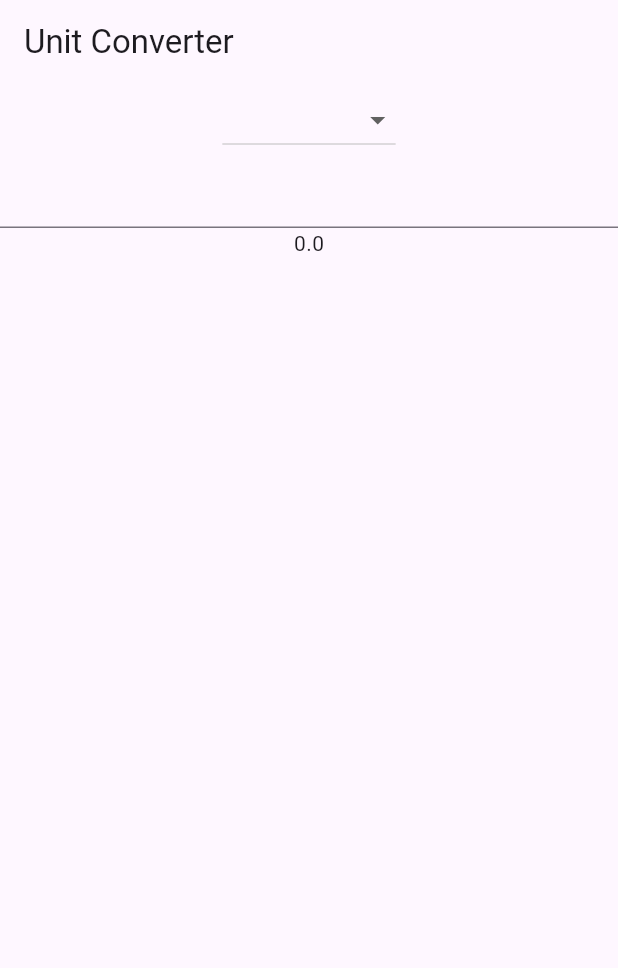
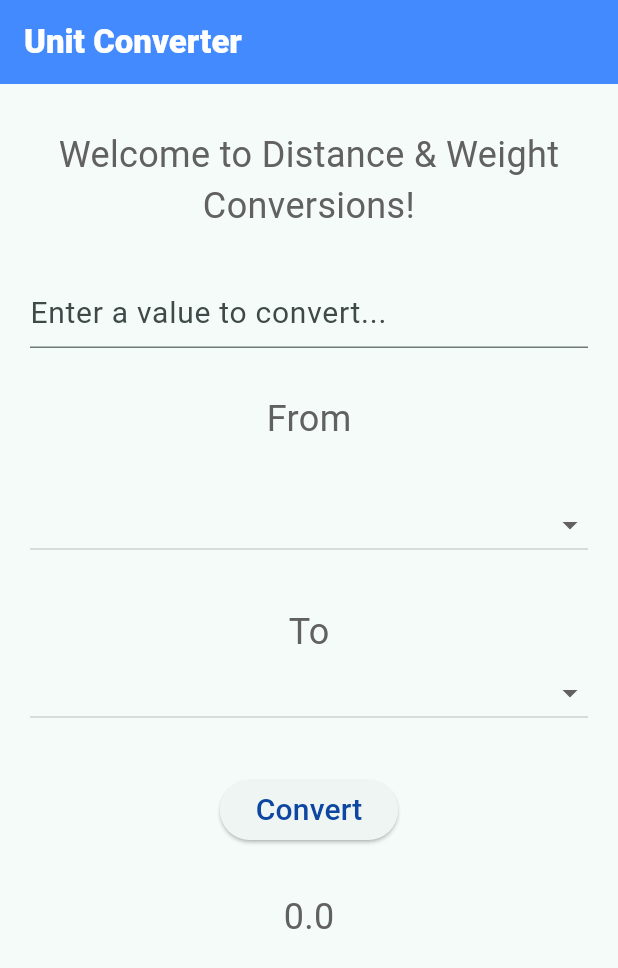
Before and after one commit to khambley/unit_converter_flutter_app, a Flutter app: the screen it shows after launch, on a phone screen of 412 x 824 dp. Shown: the top 968 px of the screen. Run offline on Flutter 3.47's test engine with Material 3 defaults, Android fonts, the phone set to English and light mode, and no system bars.

Commit message:
Finished UI layout

```diff
--- a/lib/main.dart
+++ b/lib/main.dart
@@ -9,7 +9,7 @@ class MyApp extends StatefulWidget {
 }
 class MyAppState extends State<MyApp> {
   String? _startMeasure; //will contain the selected value from the dropdownbutton
-
+  String? _convertedMeasure;
   final List<String> _measures = [
     'meters',
     'kilometers',
@@ -27,18 +27,75 @@ class MyAppState extends State<MyApp> {
     super.initState();
   }
   Widget build(BuildContext context) {
+
+    // Style widget for TextFields, DropdownButtons, and Button
+    final TextStyle inputStyle = TextStyle(
+      fontSize: 20,
+      color: Colors.blue[900]
+    );
+
+    // Style widget for Text
+    final TextStyle labelStyle = TextStyle(
+      fontSize: 24,
+      color: Colors.grey[700]
+    );
+
     return MaterialApp(
       title: 'Unit Converter',
+      theme: ThemeData(
+        colorScheme: ColorScheme.fromSeed(seedColor: Colors.teal),
+      ),
       home: Scaffold(
       appBar: AppBar(
-          title: Text('Unit Converter'),
+          title: const Text('Unit Converter',
+          style: TextStyle(
+            color: Colors.white,
+            fontWeight: FontWeight.w900,
+          )),
+          backgroundColor: Colors.blueAccent,
       ),
 
-      body: Center(
+      body: Container(
+        padding: EdgeInsets.symmetric(horizontal: 20.0),
+          child: SingleChildScrollView(
             child: Column(
               children: [
+                  const SizedBox(height: 30),
+
+                  Text(
+                    'Welcome to Distance & Weight Conversions!',
+                    style: labelStyle,
+                    textAlign: TextAlign.center,
+                  ),
+
+                  const SizedBox(height: 30),
+
+                  TextField(
+                    style: inputStyle,
+                    decoration: const InputDecoration(
+                      hintText: "Enter a value to convert..."
+                    ),
+                    onChanged: (text) {
+                      var rv = double.tryParse(text);
+                      if (rv != null) {
+                        setState(() {
+                          _numberForm = rv;
+                        });
+                      }
+                    }
+                  ),
+
+                  const SizedBox(height: 30),
+
+                  Text(
+                    'From',
+                    style: labelStyle,
+                  ),
+
+                  const SizedBox(height: 30),
 
                   DropdownButton (
+                    isExpanded: true,
                     items: _measures.map((String? value)
                     {
                       return DropdownMenuItem<String> (
@@ -54,21 +111,46 @@ class MyAppState extends State<MyApp> {
                     value: _startMeasure, //needs this to read the selected value
                   ),
 
-            TextField(
-            onChanged: (text) {
-              var rv = double.tryParse(text);
-              if (rv != null) {
-                setState(() {
-                  _numberForm = rv;
-                });
-              }
-            }
+                  const SizedBox(height: 30),
+                  Text(
+                    'To',
+                    style: labelStyle,
                   ),
 
-          Text(_numberForm.toString())
-          ],)
+                  DropdownButton (
+                    isExpanded: true,
+                    items: _measures.map((String? value)
+                    {
+                      return DropdownMenuItem<String> (
+                        value: value,
+                        child: Text(value ?? ""),
+                      );
+                    }).toList(),
+                    onChanged: (value) {
+                      setState(() {
+                        _convertedMeasure = value ?? "";
+                      });
+                    },
+                    value: _convertedMeasure, //needs this to read the selected value
+                  ),
 
-      ),),
+                const SizedBox(height: 30),
 
+                ElevatedButton(
+                  child: Text('Convert', style: inputStyle),
+                  onPressed: () => true,
+                ),
+
+                const SizedBox(height: 30),
+
+                Text(_numberForm.toString(), style: labelStyle),
+
+                const SizedBox(height: 30),
+
+              ],
+            )
+          ),
+      ),
+      ),
   );}
 }
```
Lines whose indentation alone changed are shown as unchanged.
